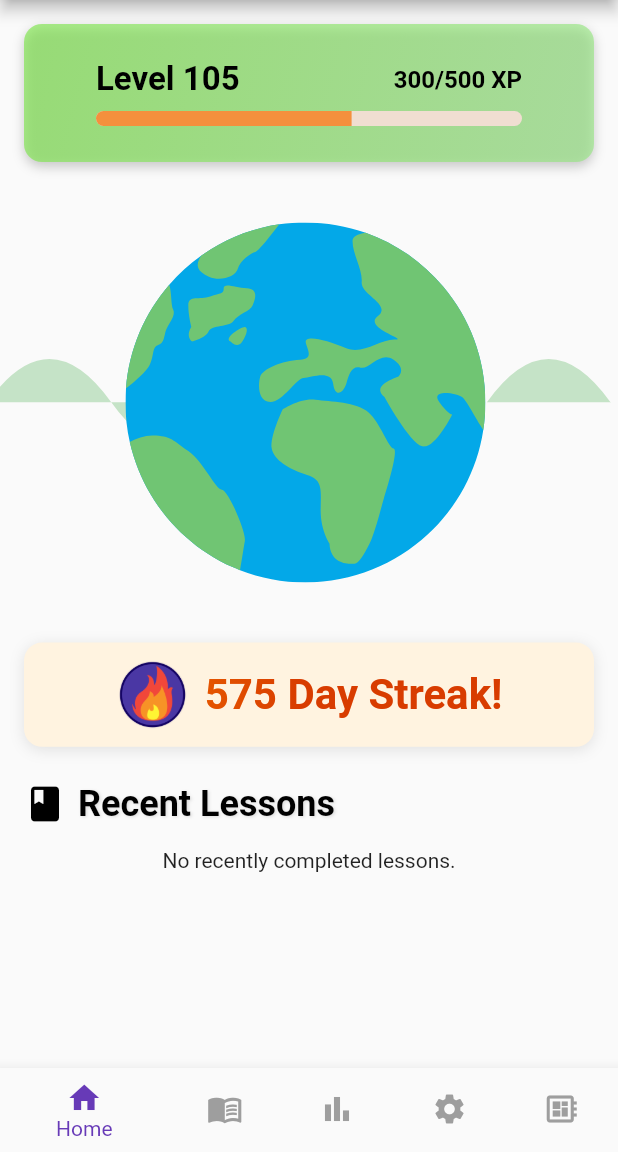
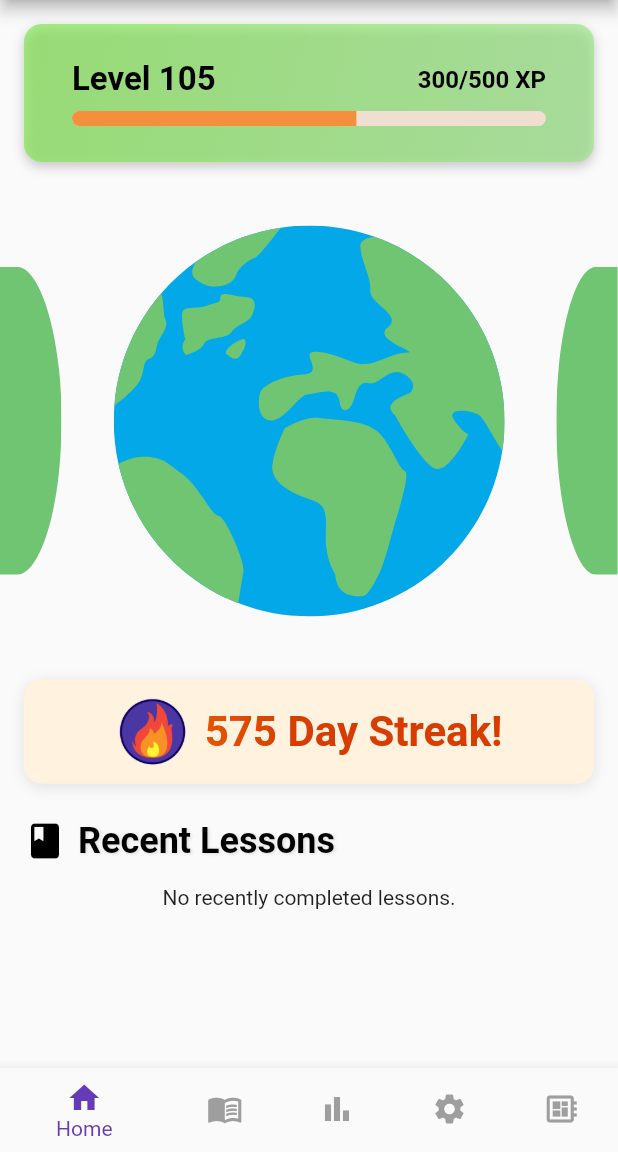
Before and after one commit to KrazeeCoder/fbla-mobile-app-2425-learning, a Flutter app: the screen it shows once a user with an empty profile is signed in, on a phone screen of 412 x 824 dp, the part 84-1236 px from its top. Run offline on Flutter 3.47's test engine with Material 3 defaults, Android fonts, the phone set to English and light mode, and no system bars; our stand-ins replace cloud_firestore, dash_chat_2, firebase_auth, firebase_core, flutter_svg, google_generative_ai and 1 more; missing offline and left inert: flutter_web_auth; accounts and stored records are empty; project files that could hold a hidden picture were left out.

Commit message:
pathway looks better and homepage looks nice

```diff
--- a/lib/pages/home.dart
+++ b/lib/pages/home.dart
@@ -17,8 +17,9 @@ class HomePage extends StatefulWidget {
 class _HomePageState extends State<HomePage> {
   @override
   Widget build(BuildContext context) {
-    // Get the screen height using MediaQuery
+    // Get the screen height and width using MediaQuery
     final screenHeight = MediaQuery.of(context).size.height;
+    final screenWidth = MediaQuery.of(context).size.width;
 
     return Scaffold(
       appBar: CustomAppBar(),
@@ -48,49 +49,17 @@ class _HomePageState extends State<HomePage> {
                     ),
                   ],
                 ),
-                child: Padding(
-                  padding: const EdgeInsets.symmetric(horizontal: 16.0),
-                  child: const LevelBarHomepage(),
-                ),
+                child: const LevelBarHomepage(),
               ),
             ),
             const SizedBox(height: 16),
             // Earth Widget with Green Curved Shapes
-            Stack(
-              alignment: Alignment.center,
+            Row(
+              mainAxisAlignment: MainAxisAlignment.spaceBetween,
               children: [
-                // Green Curved Shape on the Left
-                Positioned(
-                  left: -screenHeight * 0.01, // Adjust position
-                  child: ClipPath(
-                    clipper: _CurvedShapeClipper(),
-                    child: Container(
-                      width: screenHeight * 0.2, // Adjust size
-                      height: screenHeight * 0.35, // Match Earth height
-                      color: Colors.green.withOpacity(0.3), // Subtle green
-                    ),
-                  ),
-                ),
-                // Green Curved Shape on the Right
-                Positioned(
-                  right: -screenHeight * 0.1, // Adjust position
-                  child: ClipPath(
-                    clipper: _CurvedShapeClipper(),
-                    child: Container(
-                      width: screenHeight * 0.2, // Adjust size
-                      height: screenHeight * 0.35, // Match Earth height
-                      color: Colors.green.withOpacity(0.3), // Subtle green
-                    ),
-                  ),
-                ),
-                // Earth Widget
-                Padding(
-                  padding: const EdgeInsets.symmetric(horizontal: 16.0),
-                  child: SizedBox(
-                    height: screenHeight * 0.35, // Adjust EarthWidget height
-                    child: SvgPicture.asset('assets/earths/4.svg'),
-                  ),
-                ),
+                SvgPicture.asset('assets/homepage_design/left.svg', height: screenHeight * 0.25,),
+                SvgPicture.asset('assets/earths/4.svg', height: screenHeight * 0.38),
+                SvgPicture.asset('assets/homepage_design/right.svg', height: screenHeight * 0.25,),
               ],
             ),
             const SizedBox(height: 16),
@@ -140,30 +109,3 @@ class _HomePageState extends State<HomePage> {
     );
   }
 }
-
-class _CurvedShapeClipper extends CustomClipper<Path> {
-  @override
-  Path getClip(Size size) {
-    final path = Path();
-    path.moveTo(0, size.height * 0.5); // Start at the middle-left
-
-    // First curve: Gradual curve upwards
-    path.quadraticBezierTo(
-      size.width * 0.25, size.height * 0.3, // Control point (closer to start)
-      size.width * 0.5, size.height * 0.5, // End point (middle)
-    );
-
-    // Second curve: Gradual curve downwards
-    path.quadraticBezierTo(
-      size.width * 0.75, size.height * 0.7, // Control point (closer to end)
-      size.width, size.height * 0.5, // End at the middle-right
-    );
-
-    // Close the path
-    path.close();
-    return path;
-  }
-
-  @override
-  bool shouldReclip(covariant CustomClipper<Path> oldClipper) => false;
-}
--- a/pubspec.yaml
+++ b/pubspec.yaml
@@ -57,3 +57,5 @@ flutter:
     - assets/branding/logo.svg
     - assets/branding/logo_and_name.svg
     - assets/branding/name.svg
+    - assets/homepage_design/left.svg
+    - assets/homepage_design/right.svg
```
Also changed, not shown: lib/pages/learn_pathway.dart (+38 -5 lines), assets/homepage_design/left.svg (added), assets/homepage_design/right.svg (added).
